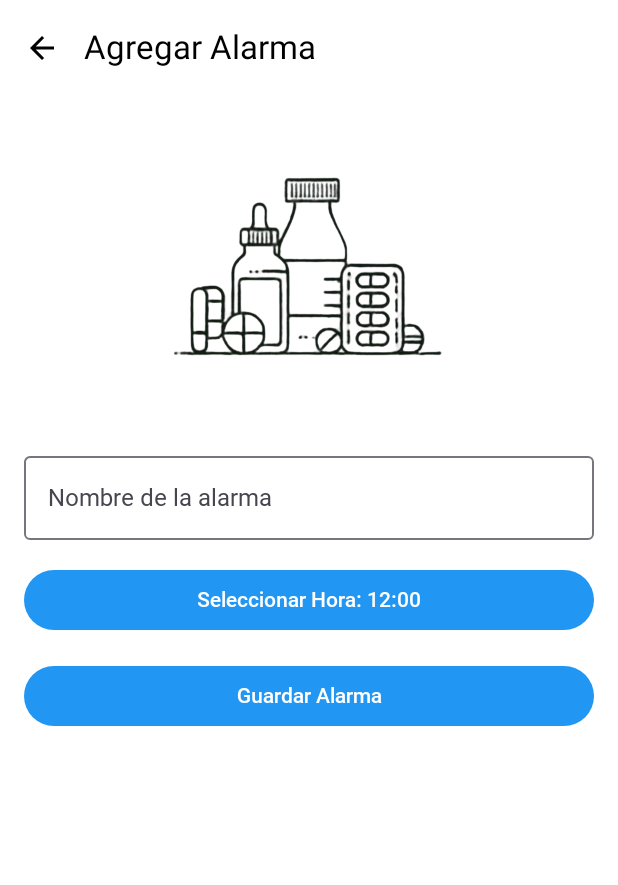
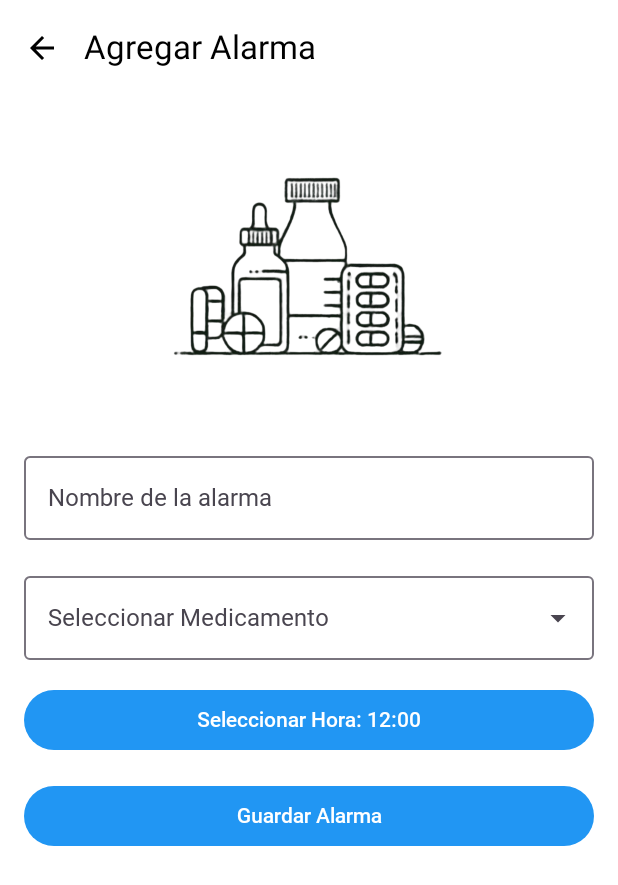
Before and after one commit to AdairORM/MedicHealthRxProyecto, an Android app built with Jetpack Compose: the AddEditAlarmScreen screen opened through its navigation route, on a phone screen of 412 x 824 dp. Shown: the top 885 px of the screen. Run offline under Robolectric (Android 15) with nearby library versions, the phone set to English and light mode, and no system bars; our stand-ins replace Firebase (no records; nobody signed in at launch, a user with empty details on screens opened directly), Room's generated code.

Commit message:
Se tiene un registro de login pero no se pueden obsevar los medicamentos al crear una alarma

```diff
--- /dev/null
+++ b/app/src/main/java/com/example/medichealthrx/data/Medicamento.kt
@@ -0,0 +1,6 @@
+package com.example.medichealthrx.data.model
+
+data class Medicamento(
+    val nombre: String = "",
+    val descripcion: String = ""
+)
--- a/app/src/main/java/com/example/medichealthrx/ui/ui/AppNavHost.kt
+++ b/app/src/main/java/com/example/medichealthrx/ui/ui/AppNavHost.kt
@@ -10,7 +10,7 @@ import com.example.medichealthrx.ui.ui.screens.LoginScreen
 import com.example.medichealthrx.ui.ui.screens.MainScreen
 import com.example.medichealthrx.ui.ui.screens.RegisterScreen
 import com.example.medichealthrx.viewmodel.MainViewModel
-import com.google.firebase.auth.FirebaseAuth
+import com.google.firebase.auth. FirebaseAuth
 @Composable
 fun AppNavHost(
     navController: NavHostController = rememberNavController(), // Crea un NavController si no se pasa uno
--- a/app/src/main/java/com/example/medichealthrx/ui/ui/screens/AddEditAlarmScreen.kt
+++ b/app/src/main/java/com/example/medichealthrx/ui/ui/screens/AddEditAlarmScreen.kt
@@ -1,6 +1,7 @@
 package com.example.medichealthrx.ui.ui.screens
 
 import android.content.Context
+import android.util.Log
 import android.widget.Toast
 import androidx.compose.foundation.Image
 import androidx.compose.foundation.layout.*
@@ -16,6 +17,8 @@ import androidx.navigation.NavController
 import com.example.medichealthrx.R
 import com.example.medichealthrx.data.model.Alarm
 import com.example.medichealthrx.viewmodel.MainViewModel
+import com.google.firebase.firestore.FirebaseFirestore
+import kotlinx.coroutines.tasks.await
 import java.util.*
 
 @OptIn(ExperimentalMaterial3Api::class)
@@ -24,12 +27,32 @@ fun AddEditAlarmScreen(
     navController: NavController,
     viewModel: MainViewModel,
     context: Context,
-    alarmId: Int? = null // Recibe el ID de la alarma a editar
+    alarmId: Int? = null
 ) {
     val existingAlarm = alarmId?.let { viewModel.getAlarmById(it) }
     var name by remember { mutableStateOf(existingAlarm?.name ?: "") }
     var selectedHour by remember { mutableStateOf(existingAlarm?.hour ?: 12) }
     var selectedMinute by remember { mutableStateOf(existingAlarm?.minute ?: 0) }
+    var selectedMedicine by remember { mutableStateOf("") } // Medicamento seleccionado
+    var medicines by remember { mutableStateOf(listOf<String>()) } // Lista de medicamentos
+    var expanded by remember { mutableStateOf(false) } // Control del menú desplegable
+
+    // Cargar medicamentos desde Firestore
+    LaunchedEffect(Unit) {
+        try {
+            val db = FirebaseFirestore.getInstance()
+            val snapshot = db.collection("datosmedicamentos").get().await()
+            if (snapshot.isEmpty) {
+                Log.e("Firestore", "La colección 'datosmedicamentos' está vacía.")
+            } else {
+                medicines = snapshot.documents.mapNotNull { it.getString("nombre") }
+                Log.d("Firestore", "Medicamentos cargados: $medicines")
+            }
+        } catch (e: Exception) {
+            Log.e("Firestore", "Error al cargar medicamentos: ${e.message}")
+            Toast.makeText(context, "Error al cargar medicamentos: ${e.message}", Toast.LENGTH_LONG).show()
+        }
+    }
 
     Scaffold(
         topBar = {
@@ -67,6 +90,39 @@ fun AddEditAlarmScreen(
                 label = { Text("Nombre de la alarma") },
                 modifier = Modifier.fillMaxWidth()
             )
+
+            Spacer(modifier = Modifier.height(16.dp))
+
+            // Dropdown para seleccionar un medicamento
+            ExposedDropdownMenuBox(
+                expanded = expanded,
+                onExpandedChange = { expanded = !expanded }
+            ) {
+                OutlinedTextField(
+                    value = selectedMedicine,
+                    onValueChange = { },
+                    readOnly = true,
+                    label = { Text("Seleccionar Medicamento") },
+                    trailingIcon = {
+                        ExposedDropdownMenuDefaults.TrailingIcon(expanded = expanded)
+                    },
+                    modifier = Modifier.fillMaxWidth()
+                )
+                ExposedDropdownMenu(
+                    expanded = expanded,
+                    onDismissRequest = { expanded = false }
+                ) {
+                    medicines.forEach { medicine ->
+                        DropdownMenuItem(
+                            text = { Text(medicine) },
+                            onClick = {
+                                selectedMedicine = medicine
+                                expanded = false
+                            }
+                        )
+                    }
+                }
+            }
 
             Spacer(modifier = Modifier.height(16.dp))
 
--- a/build.gradle.kts
+++ b/build.gradle.kts
@@ -2,5 +2,5 @@
 plugins {
     alias(libs.plugins.android.application) apply false
     alias(libs.plugins.jetbrains.kotlin.android) apply false
-    id("com.google.gms.google-services") version "4.4.2" apply false
+    alias(libs.plugins.google.gms.google.services) apply false
 }
```
Also changed, not shown: app/build.gradle.kts (+9 -7 lines), gradle/libs.versions.toml (+11 -2 lines), 1 other file.
